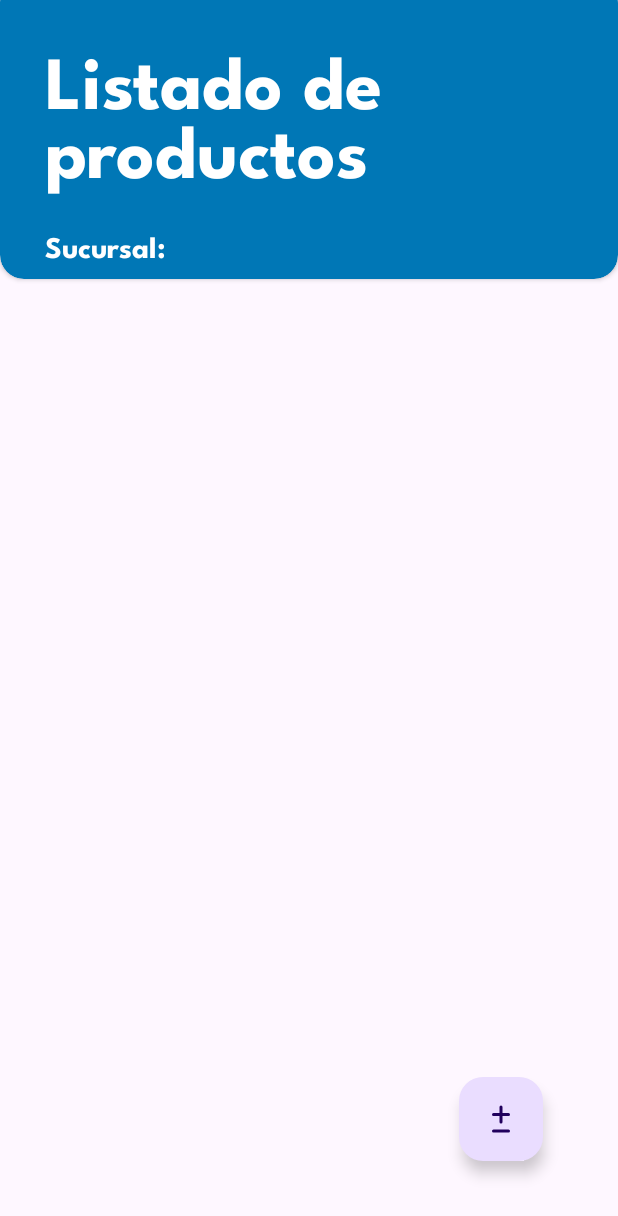
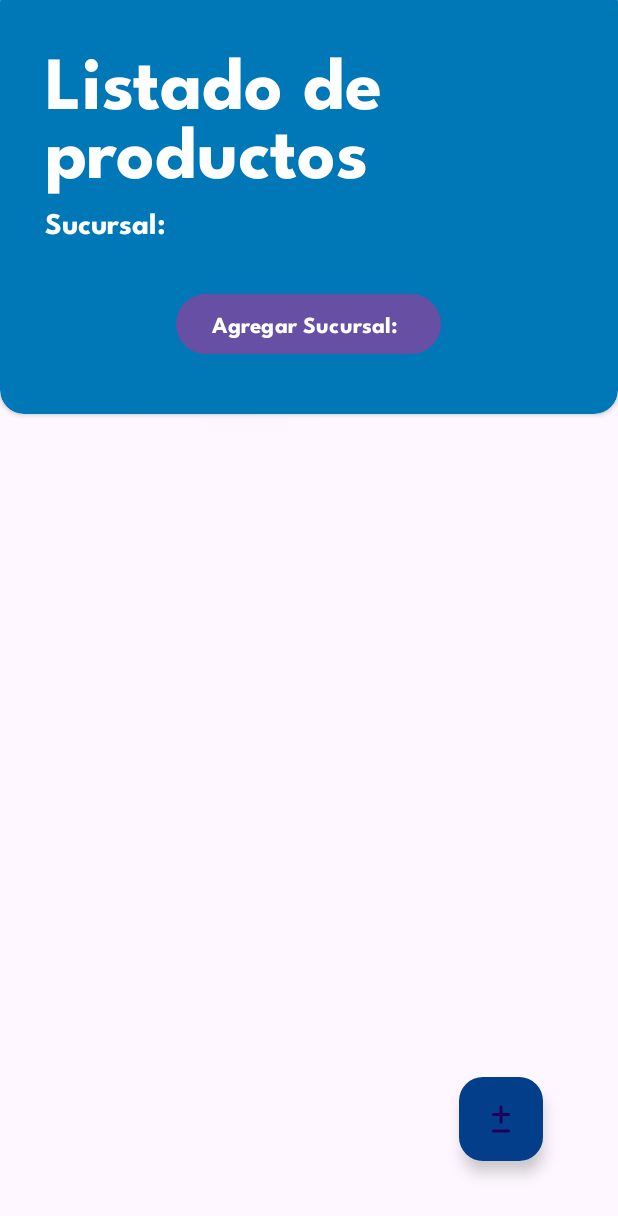
Before and after one commit to Lautaro-io/SmartStock, an Android app: the layout activity_home.xml on its own in the app's theme, with its tools: preview values and no code run, on a phone screen of 412 x 824 dp. Shown: the top 1216 px of the screen. Run offline under Robolectric (Android 15) with nearby library versions, the phone set to English and light mode, and no system bars.

Commit message:
A new button was added to add a new branch for the current user

```diff
--- a/app/src/main/java/com/example/smartstock/database/entities/Sucursal.kt
+++ b/app/src/main/java/com/example/smartstock/database/entities/Sucursal.kt
@@ -7,8 +7,7 @@ import androidx.room.PrimaryKey
     tableName = "sucursales"
 )
 data class Sucursal(
-    @PrimaryKey(autoGenerate = true)
-    val id: Int = 0,
+    @PrimaryKey(autoGenerate = true) val id: Int = 0,
     val name: String,
     val user_name: String
 )
--- a/app/src/main/java/com/example/smartstock/ui/branch/BranchActivity.kt
+++ b/app/src/main/java/com/example/smartstock/ui/branch/BranchActivity.kt
@@ -2,7 +2,6 @@ package com.example.smartstock.ui.branch
 
 import android.content.Intent
 import android.os.Bundle
-import android.util.Log
 import androidx.activity.enableEdgeToEdge
 import androidx.activity.viewModels
 import androidx.appcompat.app.AppCompatActivity
@@ -49,6 +48,7 @@ class BranchActivity : AppCompatActivity() {
         val intent = Intent(this, HomeActivity::class.java)
         intent.putExtra("SUC_NAME", sucursal.name)
         intent.putExtra("SUC_ID",sucursal.id )
+        intent.putExtra("USER_NAME", sucursal.user_name)
         startActivity(intent)
 
     }
--- a/app/src/main/res/layout/activity_home.xml
+++ b/app/src/main/res/layout/activity_home.xml
@@ -14,7 +14,7 @@
 
         <androidx.cardview.widget.CardView
             android:layout_width="match_parent"
-            android:layout_height="200dp"
+            android:layout_height="290dp"
             android:layout_marginTop="-14dp"
             android:backgroundTint="@color/bg_home"
             app:cardCornerRadius="16dp">
@@ -38,12 +38,27 @@
                     android:layout_width="match_parent"
                     android:layout_height="wrap_content"
                     android:layout_marginHorizontal="30dp"
-                    android:layout_marginTop="-14dp"
+                    android:layout_marginTop="-30dp"
                     android:fontFamily="@font/leaguespartanbold"
                     android:text="Sucursal: "
                     android:textColor="@color/white"
                     android:textSize="20dp" />
+                <Button
+                    android:id="@+id/btnNewBranch"
+                    android:layout_width="wrap_content"
+                    android:layout_height="wrap_content"
+                    android:fontFamily="@font/leaguespartanbold"
+                    android:text="Agregar Sucursal: "
+                    android:layout_marginVertical="30dp"
+                    android:textColor="@color/white"
+                    android:layout_gravity="center"
+                    android:textSize="15sp" />
+
+
+
             </LinearLayout>
+
+
 
         </androidx.cardview.widget.CardView>
         <androidx.recyclerview.widget.RecyclerView
@@ -53,11 +68,13 @@
 
         </androidx.recyclerview.widget.RecyclerView>
     </LinearLayout>
+
     <com.google.android.material.floatingactionbutton.FloatingActionButton
         android:id="@+id/fobAddProduct"
         android:layout_width="wrap_content"
         android:layout_height="wrap_content"
         android:src="@drawable/svg_add_ic"
+        android:backgroundTint="@color/bg_card"
         android:layout_gravity="end|bottom"
         android:layout_margin="50dp"
         tools:ignore="ContentDescription" />
--- a/app/src/main/res/values/strings.xml
+++ b/app/src/main/res/values/strings.xml
@@ -15,4 +15,7 @@
     <string name="btn_add_product">Agregar producto.</string>
     <string name="btn_scan">Buscar codigo.</string>
     <string name="delete_btn">Eliminar</string>
+    <string name="add_new_sucursal">Agregar una nueva sucursal.</string>
+    <string name="hint_user_name">Nombre de usuario.</string>
+    <string name="hint_sucursal_name">Nombre de la sucursal.</string>
 </resources>
```
Also changed, not shown: app/src/main/java/com/example/smartstock/ui/home/HomeActivity.kt (+44 -0 lines), app/src/main/res/layout/dialog_new_branch.xml (added, +60 -0 lines).
